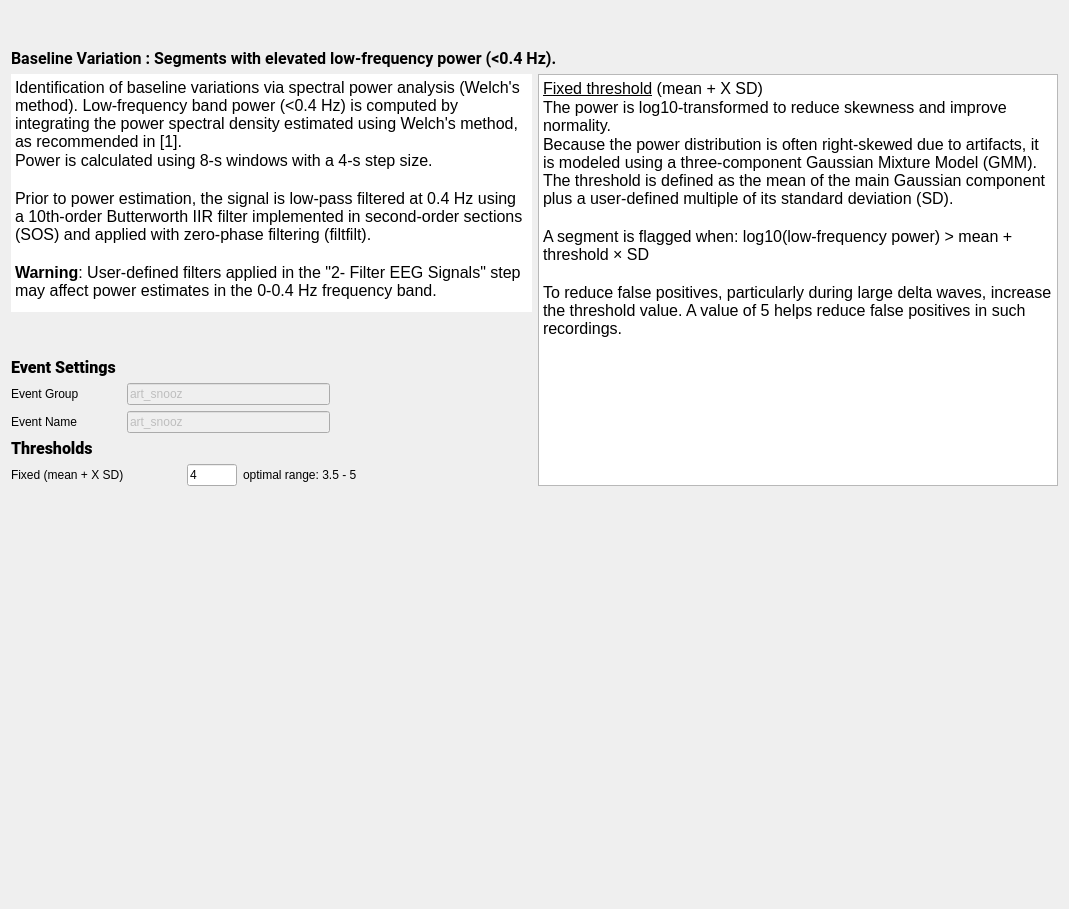
This is tools/CEAMSTools/DetectArtifacts/BslVarStep/Ui_BslVarStep.ui in SnoozToolbox/snooz-package-ceams as Qt 5 draws it before an edit. The edited form follows.
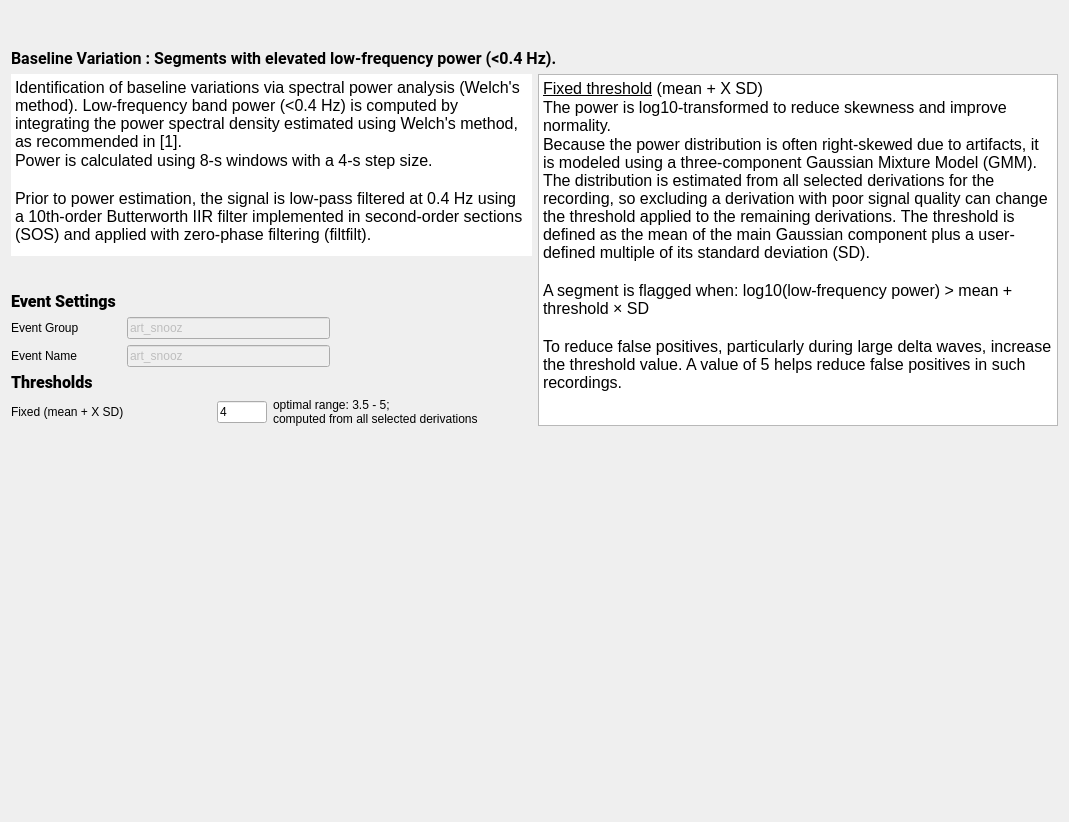
This is the edited form.

Commit message: Detect EEG artifact : Clarify Threshold distribution across selected derivations, GMM distribution uses all selected derivations.

```diff
--- a/tools/CEAMSTools/DetectArtifacts/BslVarStep/Ui_BslVarStep.ui
+++ b/tools/CEAMSTools/DetectArtifacts/BslVarStep/Ui_BslVarStep.ui
@@ -7,7 +7,7 @@
     <x>0</x>
     <y>0</y>
     <width>1069</width>
-    <height>909</height>
+    <height>822</height>
    </rect>
   </property>
   <property name="windowTitle">
@@ -305,10 +305,16 @@
              </property>
              <property name="minimumSize">
               <size>
-               <width>170</width>
+               <width>0</width>
                <height>0</height>
               </size>
              </property>
+             <property name="maximumSize">
+              <size>
+               <width>200</width>
+               <height>16777215</height>
+              </size>
+             </property>
              <property name="toolTip">
               <string>The threshold value to identify the artifact.  Its units is x times the baseline standard deviation.</string>
              </property>
@@ -349,31 +355,19 @@
              </property>
              <property name="maximumSize">
               <size>
-               <width>234</width>
+               <width>16777215</width>
                <height>16777215</height>
               </size>
              </property>
              <property name="text">
-              <string>optimal range: 3.5 - 5</string>
+              <string>optimal range: 3.5 - 5;
+computed from all selected derivations</string>
              </property>
              <property name="alignment">
               <set>Qt::AlignmentFlag::AlignLeading|Qt::AlignmentFlag::AlignLeft|Qt::AlignmentFlag::AlignVCenter</set>
              </property>
             </widget>
            </item>
-           <item>
-            <spacer name="horizontalSpacer">
-             <property name="orientation">
-              <enum>Qt::Orientation::Horizontal</enum>
-             </property>
-             <property name="sizeHint" stdset="0">
-              <size>
-               <width>40</width>
-               <height>20</height>
-              </size>
-             </property>
-            </spacer>
-           </item>
           </layout>
          </item>
         </layout>
@@ -416,7 +410,7 @@
 &lt;/style&gt;&lt;/head&gt;&lt;body style=&quot; font-family:'Roboto'; font-size:12pt; font-weight:400; font-style:normal;&quot;&gt;
 &lt;p style=&quot; margin-top:0px; margin-bottom:0px; margin-left:0px; margin-right:0px; -qt-block-indent:0; text-indent:0px;&quot;&gt;&lt;span style=&quot; text-decoration: underline;&quot;&gt;Fixed threshold&lt;/span&gt; (mean + X SD)&lt;/p&gt;
 &lt;p style=&quot; margin-top:0px; margin-bottom:0px; margin-left:0px; margin-right:0px; -qt-block-indent:0; text-indent:0px;&quot;&gt;The power is log10-transformed to reduce skewness and improve normality.&lt;/p&gt;
-&lt;p style=&quot; margin-top:0px; margin-bottom:0px; margin-left:0px; margin-right:0px; -qt-block-indent:0; text-indent:0px;&quot;&gt;Because the power distribution is often right-skewed due to artifacts, it is modeled using a three-component Gaussian Mixture Model (GMM). The threshold is defined as the mean of the main Gaussian component plus a user-defined multiple of its standard deviation (SD).&lt;/p&gt;
+&lt;p style=&quot; margin-top:0px; margin-bottom:0px; margin-left:0px; margin-right:0px; -qt-block-indent:0; text-indent:0px;&quot;&gt;Because the power distribution is often right-skewed due to artifacts, it is modeled using a three-component Gaussian Mixture Model (GMM). The distribution is estimated from all selected derivations for the recording, so excluding a derivation with poor signal quality can change the threshold applied to the remaining derivations. The threshold is defined as the mean of the main Gaussian component plus a user-defined multiple of its standard deviation (SD).&lt;/p&gt;
 &lt;p style=&quot;-qt-paragraph-type:empty; margin-top:0px; margin-bottom:0px; margin-left:0px; margin-right:0px; -qt-block-indent:0; text-indent:0px;&quot;&gt;&lt;br /&gt;&lt;/p&gt;
 &lt;p style=&quot; margin-top:0px; margin-bottom:0px; margin-left:0px; margin-right:0px; -qt-block-indent:0; text-indent:0px;&quot;&gt;A segment is flagged when: log10(low-frequency power) &amp;gt; mean + threshold × SD&lt;/p&gt;
 &lt;p style=&quot;-qt-paragraph-type:empty; margin-top:0px; margin-bottom:0px; margin-left:0px; margin-right:0px; -qt-block-indent:0; text-indent:0px;&quot;&gt;&lt;br /&gt;&lt;/p&gt;
```
Left out of the diff: 2 changed lines with no effect on the pictures. The commit also changes 7 other files.
